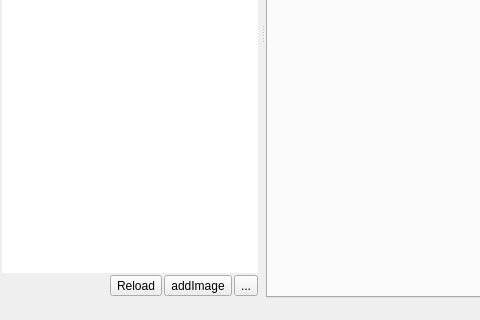
First picture: the form in src/window.ui, repository ooflet/Mi-Create, before the edit; both pictures show x 0 to 480 and y 280 to 600 of the 1000 by 600 pixel window.
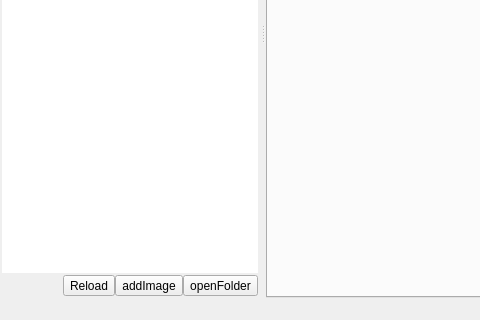
Second picture: the form after the edit. Icons and pictures are not drawn.

```diff
--- a/src/window.ui
+++ b/src/window.ui
@@ -272,7 +272,7 @@
   <widget class="QDockWidget" name="resourcesWidget">
    <property name="minimumSize">
     <size>
-     <width>200</width>
+     <width>204</width>
      <height>262</height>
     </size>
    </property>
@@ -296,7 +296,10 @@
      <property name="bottomMargin">
       <number>2</number>
      </property>
-     <property name="spacing">
+     <property name="horizontalSpacing">
+      <number>0</number>
+     </property>
+     <property name="verticalSpacing">
       <number>2</number>
      </property>
      <item row="2" column="4">
@@ -310,8 +313,8 @@
        </property>
        <property name="iconSize">
         <size>
-         <width>16</width>
-         <height>16</height>
+         <width>18</width>
+         <height>18</height>
         </size>
        </property>
       </widget>
@@ -319,15 +322,15 @@
      <item row="2" column="6">
       <widget class="QToolButton" name="openResourceFolder">
        <property name="text">
-        <string>...</string>
+        <string>openFolder</string>
        </property>
        <property name="icon">
         <iconset theme="document-open"/>
        </property>
        <property name="iconSize">
         <size>
-         <width>16</width>
-         <height>16</height>
+         <width>18</width>
+         <height>18</height>
         </size>
        </property>
       </widget>
@@ -405,8 +408,8 @@
        </property>
        <property name="iconSize">
         <size>
-         <width>16</width>
-         <height>16</height>
+         <width>18</width>
+         <height>18</height>
         </size>
        </property>
       </widget>
```
Left out of the diff: 12 changed lines with no effect on the pictures.
